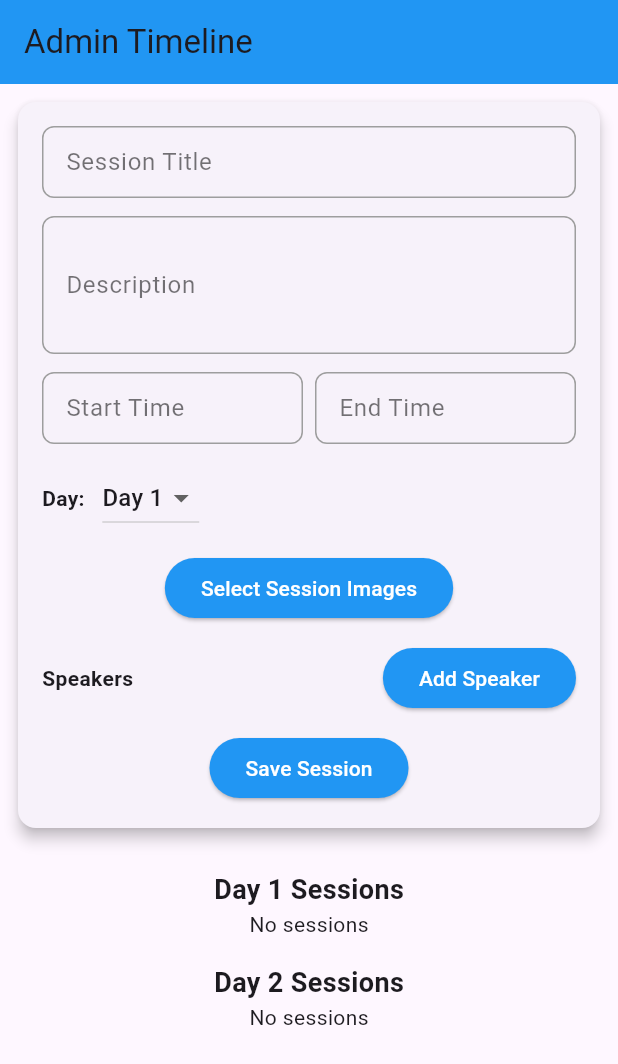
After one commit to chavdamohit1230/peersglobal-event_admin, a Flutter app: the Timeline screen opened by its route, after a tap on "Add Speaker", after a tap on the "remove circle" icon, after a tap on "Save Session", on a phone screen of 412 x 824 dp. The commit adds this screen. Shown: the top 1064 px of the screen. Run offline on Flutter 3.47's test engine with Material 3 defaults, Android fonts, the light colour scheme and no system bars; our stand-ins replace cloud_firestore, firebase_core, firebase_storage, go_router, image_picker; missing offline and left inert: excel; accounts and stored records are empty.

Commit message:
final commit

```diff
--- /dev/null
+++ b/lib/pages/timeline.dart
@@ -0,0 +1,510 @@
+import 'dart:io';
+import 'dart:typed_data';
+import 'package:flutter/foundation.dart';
+import 'package:flutter/material.dart';
+import 'package:image_picker/image_picker.dart';
+import 'package:cloud_firestore/cloud_firestore.dart';
+import 'package:firebase_storage/firebase_storage.dart';
+
+class Timeline extends StatefulWidget {
+  const Timeline({super.key});
+
+  @override
+  State<Timeline> createState() => _TimelineState();
+}
+
+class _TimelineState extends State<Timeline> {
+  final FirebaseFirestore _firestore = FirebaseFirestore.instance;
+  final FirebaseStorage _storage = FirebaseStorage.instance;
+
+  final TextEditingController _titleController = TextEditingController();
+  final TextEditingController _descriptionController = TextEditingController();
+  final TextEditingController _timeStartController = TextEditingController();
+  final TextEditingController _timeEndController = TextEditingController();
+
+  int currentDay = 1;
+  List<XFile> selectedSessionImages = [];
+  bool isUploading = false;
+  String? editingDocId;
+
+  // Speakers
+  List<XFile> selectedSpeakerImages = [];
+  List<TextEditingController> speakerNameControllers = [];
+  List<TextEditingController> speakerOccupationControllers = [];
+  List<TextEditingController> speakerBioControllers = [];
+
+  void _clearForm() {
+    _titleController.clear();
+    _descriptionController.clear();
+    _timeStartController.clear();
+    _timeEndController.clear();
+    selectedSessionImages = [];
+    selectedSpeakerImages = [];
+    speakerNameControllers = [];
+    speakerOccupationControllers = [];
+    speakerBioControllers = [];
+    editingDocId = null;
+  }
+
+  Future pickSessionImages() async {
+    final picker = ImagePicker();
+    final List<XFile>? images = await picker.pickMultiImage();
+    if (images != null) {
+      setState(() {
+        selectedSessionImages.addAll(images);
+      });
+    }
+  }
+
+  Future pickSpeakerImage(int index) async {
+    final picker = ImagePicker();
+    final XFile? image = await picker.pickImage(source: ImageSource.gallery);
+    if (image != null) {
+      setState(() {
+        if (selectedSpeakerImages.length > index) {
+          selectedSpeakerImages[index] = image;
+        } else {
+          selectedSpeakerImages.add(image);
+        }
+      });
+    }
+  }
+
+  Future<String> uploadSingleImage(XFile image) async {
+    try {
+      final ref = _storage.ref('agendaimage/${DateTime.now().millisecondsSinceEpoch}_${image.name}');
+      if (kIsWeb) {
+        Uint8List data = await image.readAsBytes();
+        final uploadTask = ref.putData(data);
+        await uploadTask;
+      } else {
+        final uploadTask = ref.putFile(File(image.path));
+        await uploadTask;
+      }
+      return await ref.getDownloadURL();
+    } catch (e) {
+      print("Error uploading image: $e");
+      return "";
+    }
+  }
+
+  Future<void> saveSession() async {
+    if (_titleController.text.isEmpty) return;
+    setState(() => isUploading = true);
+
+    List<String> sessionImageUrls = [];
+    for (var img in selectedSessionImages) {
+      final url = await uploadSingleImage(img);
+      if (url.isNotEmpty) sessionImageUrls.add(url);
+    }
+
+    // Upload speaker images
+    List<Map<String, dynamic>> speakers = [];
+    for (int i = 0; i < speakerNameControllers.length; i++) {
+      String imgUrl = "";
+      if (i < selectedSpeakerImages.length) {
+        imgUrl = await uploadSingleImage(selectedSpeakerImages[i]);
+      }
+      speakers.add({
+        "image": imgUrl,
+        "name": speakerNameControllers[i].text,
+        "occupation": speakerOccupationControllers[i].text,
+        "bio": speakerBioControllers[i].text,
+      });
+    }
+
+    Map<String, dynamic> sessionData = {
+      "title": _titleController.text,
+      "description": _descriptionController.text,
+      "timeStart": _timeStartController.text,
+      "timeEnd": _timeEndController.text,
+      "day": currentDay,
+      "images": sessionImageUrls,
+      "speakers": speakers,
+    };
+
+    try {
+      if (editingDocId != null) {
+        await _firestore.collection('eventagenda').doc(editingDocId).update(sessionData);
+      } else {
+        await _firestore.collection('eventagenda').add(sessionData);
+      }
+    } catch (e) {
+      print("Error saving session: $e");
+    }
+
+    _clearForm();
+    setState(() => isUploading = false);
+  }
+
+  void addSpeaker() {
+    setState(() {
+      speakerNameControllers.add(TextEditingController());
+      speakerOccupationControllers.add(TextEditingController());
+      speakerBioControllers.add(TextEditingController());
+      selectedSpeakerImages.add(XFile(''));
+    });
+  }
+
+  void removeSpeaker(int index) {
+    setState(() {
+      speakerNameControllers.removeAt(index);
+      speakerOccupationControllers.removeAt(index);
+      speakerBioControllers.removeAt(index);
+      selectedSpeakerImages.removeAt(index);
+    });
+  }
+
+  void editSession(Map<String, dynamic> data, String docId) {
+    _titleController.text = data['title'] ?? "";
+    _descriptionController.text = data['description'] ?? "";
+    _timeStartController.text = data['timeStart'] ?? "";
+    _timeEndController.text = data['timeEnd'] ?? "";
+    currentDay = data['day'] ?? 1;
+    editingDocId = docId;
+
+    // Speakers
+    speakerNameControllers = [];
+    speakerOccupationControllers = [];
+    speakerBioControllers = [];
+    selectedSpeakerImages = [];
+
+    List speakers = data['speakers'] ?? [];
+    for (var sp in speakers) {
+      speakerNameControllers.add(TextEditingController(text: sp['name'] ?? ""));
+      speakerOccupationControllers.add(TextEditingController(text: sp['occupation'] ?? ""));
+      speakerBioControllers.add(TextEditingController(text: sp['bio'] ?? ""));
+      selectedSpeakerImages.add(XFile('')); // placeholder, actual image can be downloaded if needed
+    }
+
+    selectedSessionImages = [];
+    List images = data['images'] ?? [];
+    for (var img in images) {
+      selectedSessionImages.add(XFile(img)); // placeholder for display
+    }
+    setState(() {});
+  }
+
+  Future<void> confirmDelete(String docId) async {
+    showDialog(
+      context: context,
+      builder: (context) => AlertDialog(
+        title: const Text("Confirm Delete"),
+        content: const Text("Are you sure you want to delete this session?"),
+        actions: [
+          ElevatedButton(
+            onPressed: () {
+              Navigator.pop(context);
+            },
+            style: ElevatedButton.styleFrom(backgroundColor: Colors.grey),
+            child: const Text("Cancel", style: TextStyle(color: Colors.white)),
+          ),
+          ElevatedButton(
+            onPressed: () {
+              deleteSession(docId);
+              Navigator.pop(context);
+            },
+            style: ElevatedButton.styleFrom(backgroundColor: Colors.blue),
+            child: const Text("Delete", style: TextStyle(color: Colors.white)),
+          ),
+        ],
+      ),
+    );
+  }
+
+  Future<void> deleteSession(String docId) async {
+    await _firestore.collection('eventagenda').doc(docId).delete();
+  }
+
+  InputDecoration _inputDecoration(String label) {
+    return InputDecoration(
+      labelText: label,
+      labelStyle: const TextStyle(color: Colors.black54),
+      enabledBorder: OutlineInputBorder(
+        borderSide: const BorderSide(color: Colors.grey),
+        borderRadius: BorderRadius.circular(8),
+      ),
+      focusedBorder: OutlineInputBorder(
+        borderSide: const BorderSide(color: Colors.blue),
+        borderRadius: BorderRadius.circular(8),
+      ),
+      contentPadding: const EdgeInsets.symmetric(horizontal: 12, vertical: 10),
+    );
+  }
+
+  Widget buildSpeakerForm(int index) {
+    return Card(
+      elevation: 2,
+      margin: const EdgeInsets.symmetric(vertical: 6),
+      shape: RoundedRectangleBorder(borderRadius: BorderRadius.circular(8)),
+      child: Padding(
+        padding: const EdgeInsets.all(12.0),
+        child: Column(
+          children: [
+            Row(
+              children: [
+                GestureDetector(
+                  onTap: () => pickSpeakerImage(index),
+                  child: CircleAvatar(
+                    radius: 30,
+                    backgroundColor: Colors.grey[300],
+                    backgroundImage: selectedSpeakerImages[index].path.isNotEmpty
+                        ? FileImage(File(selectedSpeakerImages[index].path)) as ImageProvider
+                        : null,
+                    child: selectedSpeakerImages[index].path.isEmpty ? const Icon(Icons.add_a_photo) : null,
+                  ),
+                ),
+                const SizedBox(width: 12),
+                Expanded(
+                  child: Column(
+                    children: [
+                      TextField(controller: speakerNameControllers[index], decoration: _inputDecoration("Speaker Name")),
+                      const SizedBox(height: 6),
+                      TextField(controller: speakerOccupationControllers[index], decoration: _inputDecoration("Occupation")),
+                      const SizedBox(height: 6),
+                      TextField(controller: speakerBioControllers[index], decoration: _inputDecoration("Bio"), maxLines: 2),
+                    ],
+                  ),
+                ),
+                IconButton(icon: const Icon(Icons.remove_circle, color: Colors.red), onPressed: () => removeSpeaker(index)),
+              ],
+            ),
+          ],
+        ),
+      ),
+    );
+  }
+
+  Widget buildAdminForm() {
+    return Card(
+      margin: const EdgeInsets.all(12),
+      shape: RoundedRectangleBorder(borderRadius: BorderRadius.circular(12)),
+      elevation: 4,
+      child: Padding(
+        padding: const EdgeInsets.all(16.0),
+        child: Column(
+          children: [
+            TextField(controller: _titleController, decoration: _inputDecoration("Session Title")),
+            const SizedBox(height: 12),
+            TextField(controller: _descriptionController, decoration: _inputDecoration("Description"), maxLines: 3),
+            const SizedBox(height: 12),
+            Row(
+              children: [
+                Expanded(child: TextField(controller: _timeStartController, decoration: _inputDecoration("Start Time"))),
+                const SizedBox(width: 8),
+                Expanded(child: TextField(controller: _timeEndController, decoration: _inputDecoration("End Time"))),
+              ],
+            ),
+            const SizedBox(height: 12),
+            Row(
+              children: [
+                const Text("Day: ", style: TextStyle(fontWeight: FontWeight.bold)),
+                const SizedBox(width: 8),
+                DropdownButton<int>(
+                  value: currentDay,
+                  items: const [
+                    DropdownMenuItem(value: 1, child: Text("Day 1")),
+                    DropdownMenuItem(value: 2, child: Text("Day 2")),
+                  ],
+                  onChanged: (val) {
+                    if (val != null) setState(() => currentDay = val);
+                  },
+                )
+              ],
+            ),
+            const SizedBox(height: 12),
+            Wrap(
+              children: [
+                for (int i = 0; i < selectedSessionImages.length; i++)
+                  Stack(
+                    children: [
+                      Padding(
+                        padding: const EdgeInsets.all(4.0),
+                        child: kIsWeb
+                            ? Image.network(selectedSessionImages[i].path, width: 80, height: 80, fit: BoxFit.cover)
+                            : Image.file(File(selectedSessionImages[i].path), width: 80, height: 80, fit: BoxFit.cover),
+                      ),
+                      Positioned(
+                        right: 0,
+                        top: 0,
+                        child: GestureDetector(
+                          onTap: () {
+                            setState(() {
+                              selectedSessionImages.removeAt(i);
+                            });
+                          },
+                          child: const CircleAvatar(
+                            radius: 10,
+                            backgroundColor: Colors.red,
+                            child: Icon(Icons.close, size: 14, color: Colors.white),
+                          ),
+                        ),
+                      )
+                    ],
+                  ),
+                ElevatedButton(
+                  onPressed: pickSessionImages,
+                  style: ElevatedButton.styleFrom(backgroundColor: Colors.blue),
+                  child: const Text("Select Session Images", style: TextStyle(color: Colors.white)),
+                )
+              ],
+            ),
+            const SizedBox(height: 12),
+            // Speakers
+            Row(
+              mainAxisAlignment: MainAxisAlignment.spaceBetween,
+              children: [
+                const Text("Speakers", style: TextStyle(fontWeight: FontWeight.bold)),
+                ElevatedButton(onPressed: addSpeaker, style: ElevatedButton.styleFrom(backgroundColor: Colors.blue), child: const Text("Add Speaker", style: TextStyle(color: Colors.white))),
+              ],
+            ),
+            Column(
+              children: List.generate(speakerNameControllers.length, (index) => buildSpeakerForm(index)),
+            ),
+            const SizedBox(height: 12),
+            isUploading
+                ? const LinearProgressIndicator()
+                : ElevatedButton(
+              onPressed: saveSession,
+              style: ElevatedButton.styleFrom(backgroundColor: Colors.blue),
+              child: Text(editingDocId != null ? "Update Session" : "Save Session", style: const TextStyle(color: Colors.white)),
+            ),
+          ],
+        ),
+      ),
+    );
+  }
+
+  Widget buildSessionCard(Map<String, dynamic> data, String docId) {
+    List images = data['images'] ?? [];
+    List speakers = data['speakers'] ?? [];
+
+    return Card(
+      margin: const EdgeInsets.symmetric(vertical: 6, horizontal: 12),
+      shape: RoundedRectangleBorder(borderRadius: BorderRadius.circular(12)),
+      elevation: 3,
+      child: Padding(
+        padding: const EdgeInsets.all(12.0),
+        child: Column(
+          crossAxisAlignment: CrossAxisAlignment.start,
+          children: [
+            Row(
+              children: [
+                Expanded(child: Text(data['title'] ?? "", style: const TextStyle(fontSize: 16, fontWeight: FontWeight.bold))),
+                IconButton(icon: const Icon(Icons.edit, color: Colors.blue), onPressed: () => editSession(data, docId)),
+                IconButton(icon: const Icon(Icons.delete, color: Colors.red), onPressed: () => confirmDelete(docId)),
+              ],
+            ),
+            const SizedBox(height: 6),
+            Text(data['description'] ?? "", style: const TextStyle(color: Colors.black87)),
+            const SizedBox(height: 6),
+            Row(
+              children: [
+                const Icon(Icons.access_time, size: 16, color: Colors.grey),
+                const SizedBox(width: 4),
+                Text("${data['timeStart']} - ${data['timeEnd']}", style: const TextStyle(color: Colors.grey)),
+              ],
+            ),
+            const SizedBox(height: 8),
+            images.isNotEmpty
+                ? SizedBox(
+              height: 80,
+              child: ListView.builder(
+                scrollDirection: Axis.horizontal,
+                itemCount: images.length,
+                itemBuilder: (context, index) {
+                  return Padding(
+                    padding: const EdgeInsets.only(right: 8.0),
+                    child: ClipRRect(
+                      borderRadius: BorderRadius.circular(8),
+                      child: Image.network(
+                        images[index],
+                        width: 80,
+                        height: 80,
+                        fit: BoxFit.cover,
+                        errorBuilder: (context, error, stackTrace) => Container(
+                          width: 80,
+                          height: 80,
+                          color: Colors.grey[300],
+                          child: const Icon(Icons.broken_image, color: Colors.grey),
+                        ),
+                      ),
+                    ),
+                  );
+                },
+              ),
+            )
+                : const SizedBox(),
+            const SizedBox(height: 8),
+            // Speakers display
+            speakers.isNotEmpty
+                ? Column(
+              crossAxisAlignment: CrossAxisAlignment.start,
+              children: List.generate(speakers.length, (i) {
+                var sp = speakers[i];
+                return ListTile(
+                  contentPadding: EdgeInsets.zero,
+                  leading: sp['image'] != null && sp['image'] != ""
+                      ? CircleAvatar(backgroundImage: NetworkImage(sp['image']))
+                      : const CircleAvatar(child: Icon(Icons.person)),
+                  title: Text(sp['name'] ?? ""),
+                  subtitle: Text("${sp['occupation'] ?? ""}\n${sp['bio'] ?? ""}"),
+                );
+              }),
+            )
+                : const SizedBox(),
+          ],
+        ),
+      ),
+    );
+  }
+
+  Widget buildSessionList(int day) {
+    return StreamBuilder<QuerySnapshot>(
+      stream: _firestore.collection('eventagenda').where('day', isEqualTo: day).snapshots(),
+      builder: (context, snapshot) {
+        if (snapshot.connectionState == ConnectionState.waiting) return const Center(child: CircularProgressIndicator());
+        if (snapshot.hasError) return Center(child: Text("Error: ${snapshot.error}"));
+        final docs = snapshot.data?.docs ?? [];
+        if (docs.isEmpty) return const Center(child: Text("No sessions"));
+
+        return ListView.builder(
+          shrinkWrap: true,
+          physics: const NeverScrollableScrollPhysics(),
+          itemCount: docs.length,
+          itemBuilder: (context, index) {
+            final data = docs[index].data() as Map<String, dynamic>;
+            final docId = docs[index].id;
+            return buildSessionCard(data, docId);
+          },
+        );
+      },
+    );
+  }
+
+  @override
+  Widget build(BuildContext context) {
+    return Scaffold(
+      appBar: AppBar(title: const Text("Admin Timeline"), backgroundColor: Colors.blue),
+      body: SingleChildScrollView(
+        child: Column(
+          children: [
+            buildAdminForm(),
+            const SizedBox(height: 16),
+            const Padding(
+              padding: EdgeInsets.symmetric(horizontal: 12.0),
+              child: Text("Day 1 Sessions", style: TextStyle(fontSize: 18, fontWeight: FontWeight.bold)),
+            ),
+            buildSessionList(1),
+            const SizedBox(height: 16),
+            const Padding(
+              padding: EdgeInsets.symmetric(horizontal: 12.0),
+              child: Text("Day 2 Sessions", style: TextStyle(fontSize: 18, fontWeight: FontWeight.bold)),
+            ),
+            buildSessionList(2),
+          ],
+        ),
+      ),
+    );
+  }
+}
--- a/lib/routers/rout.dart
+++ b/lib/routers/rout.dart
@@ -7,6 +7,7 @@ import 'package:peersglobaladmin/pages/manageexhibiter.dart';
 import 'package:peersglobaladmin/pages/managefloorplan.dart';
 import 'package:peersglobaladmin/pages/managesponsor.dart';
 import 'package:peersglobaladmin/pages/manageuser.dart';
+import 'package:peersglobaladmin/pages/timeline.dart';
 
 
 class AppRout{
@@ -38,7 +39,8 @@ class AppRout{
       GoRoute(path: '/managefloorplan',
           builder: (context, state) =>ManageFloorPlan()),
 
-
+      GoRoute(path: '/timeline',
+      builder: (context, state) => Timeline(),)
 
 
 
```
